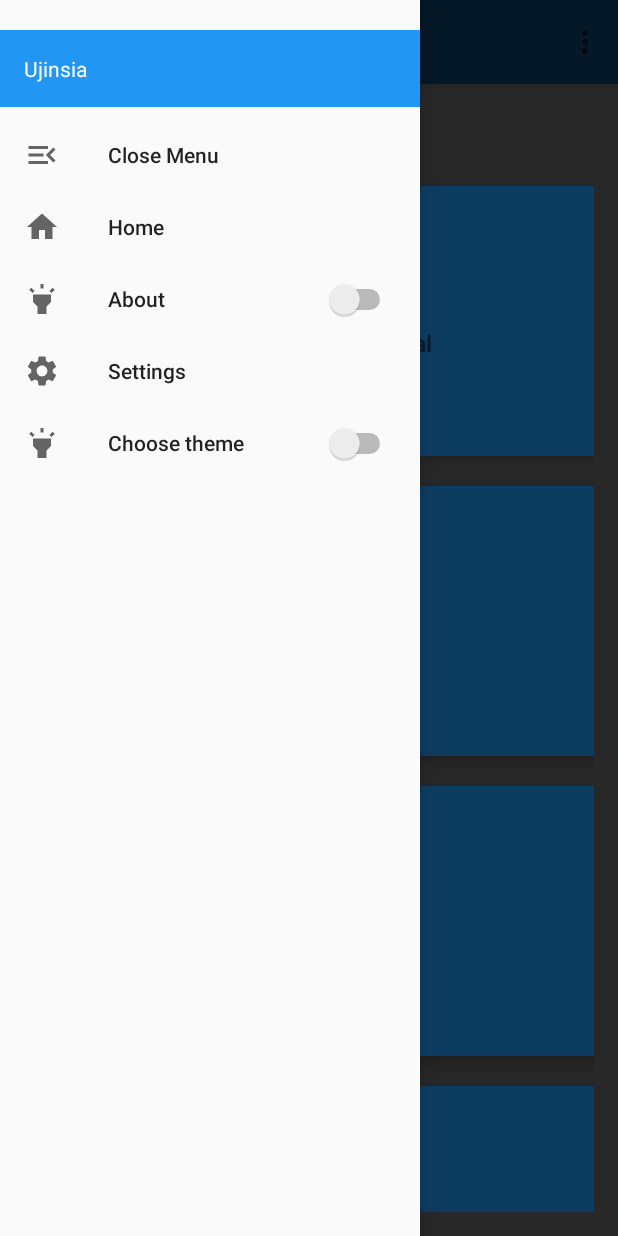
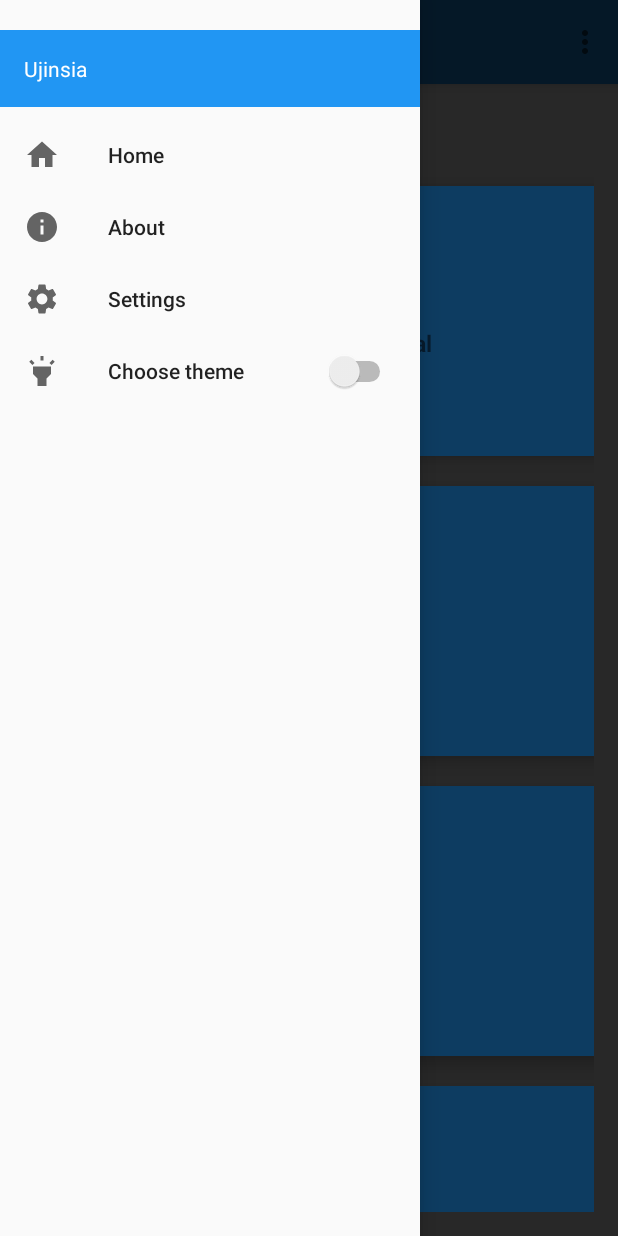
Before and after one commit to timmyonduso/Ujinsia, an Android app: the screen it shows after launch (MainActivity), with the side drawer open, on a phone screen of 412 x 824 dp. Run offline under Robolectric (Android 15) with nearby library versions, the phone set to English and light mode, and no system bars.

Commit message:
inital commit

```diff
--- a/app/src/main/AndroidManifest.xml
+++ b/app/src/main/AndroidManifest.xml
@@ -15,6 +15,9 @@
         android:supportsRtl="true"
         android:theme="@style/Theme.UJINSIA"
         tools:targetApi="31">
+        <activity
+            android:name=".LocatorActivity"
+            android:exported="false" />
         <activity
             android:name=".AboutActivity"
             android:exported="false" />
@@ -57,7 +60,7 @@
         <activity
             android:name=".MainActivity"
             android:exported="true"
-            android:theme="@style/Theme.AppCompat.Light.NoActionBar"></activity>
+            android:theme="@style/Theme.AppCompat.Light.NoActionBar" />
     </application>
 
 </manifest>
--- a/app/src/main/java/com/example/ujinsia/MainActivity.kt
+++ b/app/src/main/java/com/example/ujinsia/MainActivity.kt
@@ -76,7 +76,7 @@ private val items = listOf(
     Item("Get aid", R.drawable.download22,"Submit a confidential report", GetAidActivity::class.java),
     Item("Learn more", R.drawable.ic_baseline_menu_book_24,"Increase your GBV awareness",LearnActivity::class.java),
     Item("Get help from professionals", R.drawable.ic_baseline_person_pin_24,"Receive certified information from veterans",ConnectActivity::class.java),
-    Item("Locate nearest help center", R.drawable.ic_baseline_location_on_24,"Pinpoint available support", MainActivity::class.java)
+    Item("Locate nearest help center", R.drawable.ic_baseline_location_on_24,"Pinpoint available support", LocatorActivity::class.java)
 )
 
 
@@ -114,7 +114,7 @@ override fun onOptionsItemSelected(item: MenuItem): Boolean {
             return true
         }
         R.id.about -> {
-            val intent = Intent(this, MainActivity::class.java)
+            val intent = Intent(this, AboutActivity::class.java)
             startActivity(intent)
             return true
         }
@@ -148,6 +148,11 @@ override fun onOptionsItemSelected(item: MenuItem): Boolean {
             R.id.Homie -> {
                 val intent = Intent(this, MainActivity::class.java)
                 startActivity(intent)
+            }
+            R.id.about -> {
+                val intent = Intent(this, AboutActivity::class.java)
+                startActivity(intent)
+                return true
             }
             R.id.Setto -> {
                 val intent = Intent(this, LoginActivity::class.java)
--- /dev/null
+++ b/app/src/main/res/drawable/ic_baseline_info_24.xml
@@ -0,0 +1,5 @@
+<vector android:height="24dp" android:tint="#000000"
+    android:viewportHeight="24" android:viewportWidth="24"
+    android:width="24dp" xmlns:android="http://schemas.android.com/apk/res/android">
+    <path android:fillColor="@android:color/white" android:pathData="M12,2C6.48,2 2,6.48 2,12s4.48,10 10,10 10,-4.48 10,-10S17.52,2 12,2zM13,17h-2v-6h2v6zM13,9h-2L11,7h2v2z"/>
+</vector>
--- a/app/src/main/res/menu/my_menu.xml
+++ b/app/src/main/res/menu/my_menu.xml
@@ -6,8 +6,9 @@
 
     <item android:id="@+id/menu_navigation"
         android:icon="@drawable/ic_baseline_menu_open_24"
-        android:title="@string/menu"
+        android:title=""
         app:showAsAction="always"
+        android:visible="false"
 
         />
 
@@ -18,9 +19,8 @@
 
     <item
         android:id="@+id/about"
-        android:icon="@drawable/ic_baseline_highlight_24"
+        android:icon="@drawable/ic_baseline_info_24"
         android:title="@string/about"
-        app:actionViewClass="android.widget.Switch"
         />
 
     <item android:id="@+id/Setto"
```
Also changed, not shown: app/src/main/java/com/example/ujinsia/LocatorActivity.kt (added, +11 -0 lines), app/src/main/res/layout/activity_locator.xml (added, +9 -0 lines).
